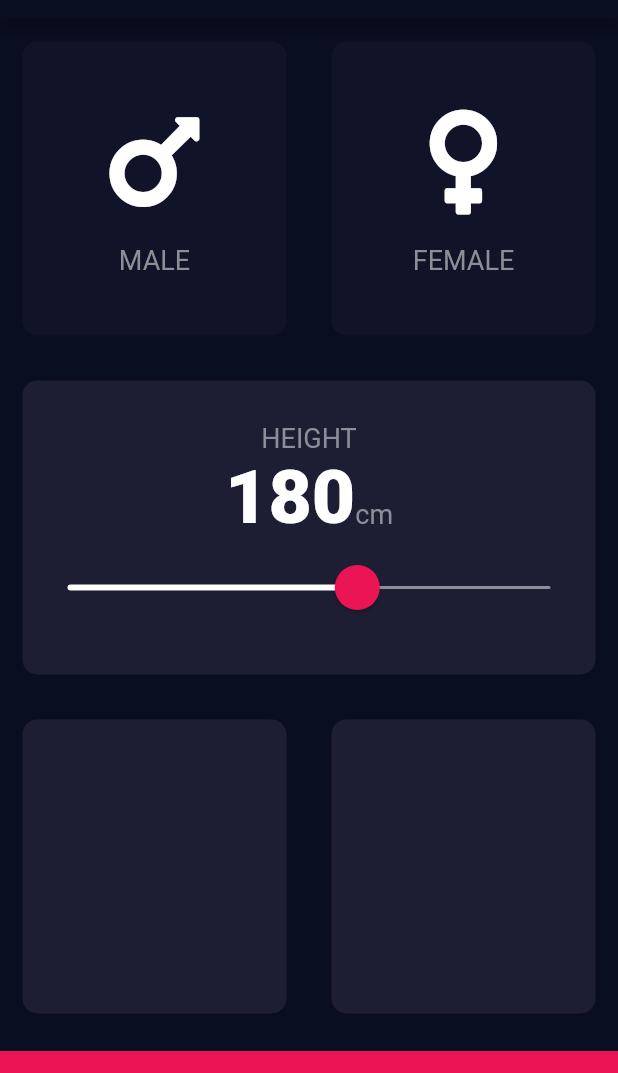
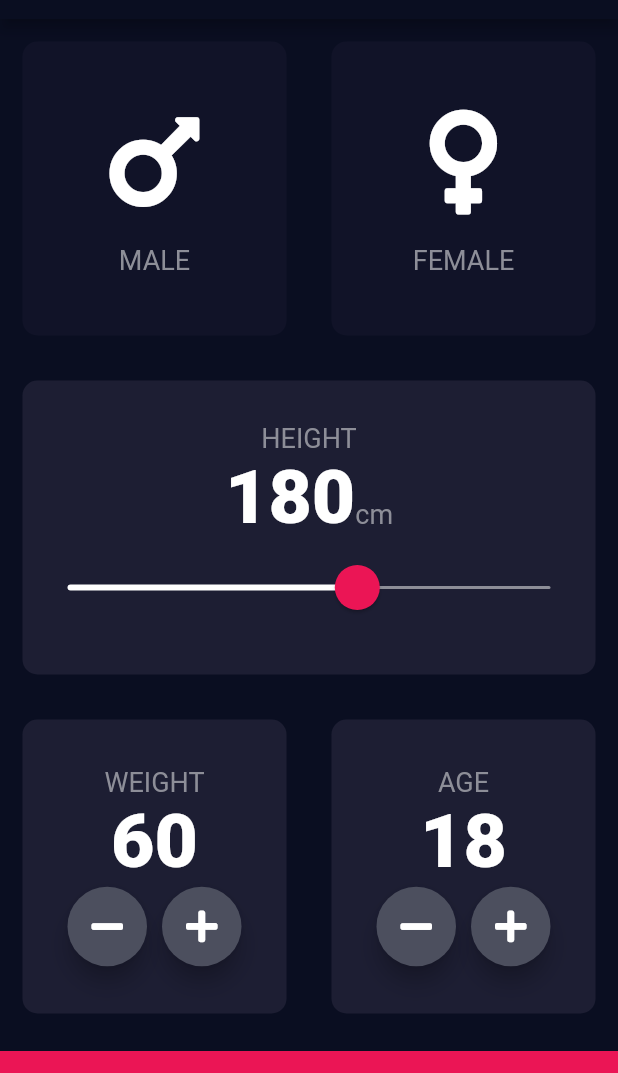
Before and after one commit to Azim87/bmi_calculator, a Flutter app: the screen it shows after launch, on a phone screen of 412 x 824 dp, the part 65-1138 px from its top. Run offline on Flutter 3.47's test engine with Material 2 defaults, Android fonts, the phone set to English and light mode, and no system bars; our stand-ins replace font_awesome_flutter.

Commit message:
added Weight and Age design

```diff
--- a/lib/input_page.dart
+++ b/lib/input_page.dart
@@ -1,5 +1,6 @@
 import 'package:bmi_calculator/gender.dart';
 import 'package:bmi_calculator/reusable_card.dart';
+import 'package:bmi_calculator/rounded_button.dart';
 import 'package:flutter/cupertino.dart';
 import 'package:flutter/material.dart';
 import 'package:font_awesome_flutter/font_awesome_flutter.dart';
@@ -15,6 +16,8 @@ class InputPage extends StatefulWidget {
 class _InputPageState extends State<InputPage> {
   Gender selectedGender;
   int _height = 180;
+  int _weight = 60;
+  int _age = 18;
 
   @override
   Widget build(BuildContext context) {
@@ -97,8 +100,10 @@ class _InputPageState extends State<InputPage> {
                               trackHeight: kSliderTrackHeight,
                               overlayColor: kSliderOverlayColor,
                               thumbColor: kSliderThumbColor,
-                              thumbShape: RoundSliderThumbShape(enabledThumbRadius: 15.0),
-                              overlayShape: RoundSliderOverlayShape(overlayRadius: 30.0)),
+                              thumbShape: RoundSliderThumbShape(
+                                  enabledThumbRadius: 15.0),
+                              overlayShape:
+                                  RoundSliderOverlayShape(overlayRadius: 30.0)),
                           child: Slider(
                             value: _height.toDouble(),
                             inactiveColor: kInactiveSliderColor,
@@ -122,10 +127,88 @@ class _InputPageState extends State<InputPage> {
             child: Row(
               children: <Widget>[
                 Expanded(
-                  child: ReusableCard(colour: kActiveCardColor),
+                  child: ReusableCard(
+                    colour: kActiveCardColor,
+                    cardWidget: Column(
+                      mainAxisAlignment: MainAxisAlignment.center,
+                      children: [
+                        Text(
+                          'WEIGHT',
+                          style: kLabelTextStyle,
+                        ),
+                        Text(
+                          _weight.toString(),
+                          style: kLabelTextStyleBig,
+                        ),
+                        Row(
+                          mainAxisAlignment: MainAxisAlignment.center,
+                          children: [
+                            CustomRoundButton(
+                              iconData: FontAwesomeIcons.minus,
+                              onPressed: () {
+                                setState(() {
+                                  _weight--;
+                                });
+                              },
+                            ),
+                            SizedBox(
+                              width: 10.0,
+                            ),
+                            CustomRoundButton(
+                              iconData: FontAwesomeIcons.plus,
+                              onPressed: () {
+                                setState(() {
+                                  _weight++;
+                                });
+                              },
+                            ),
+                          ],
+                        )
+                      ],
+                    ),
+                  ),
                 ),
                 Expanded(
-                  child: ReusableCard(colour: kActiveCardColor),
+                  child: ReusableCard(
+                    colour: kActiveCardColor,
+                    cardWidget: Column(
+                      mainAxisAlignment: MainAxisAlignment.center,
+                      children: [
+                        Text(
+                          'AGE',
+                          style: kLabelTextStyle,
+                        ),
+                        Text(
+                          _age.toString(),
+                          style: kLabelTextStyleBig,
+                        ),
+                        Row(
+                          mainAxisAlignment: MainAxisAlignment.center,
+                          children: [
+                            CustomRoundButton(
+                              iconData: FontAwesomeIcons.minus,
+                              onPressed: () {
+                                setState(() {
+                                  _age--;
+                                });
+                              },
+                            ),
+                            SizedBox(
+                              width: 10.0,
+                            ),
+                            CustomRoundButton(
+                              iconData: FontAwesomeIcons.plus,
+                              onPressed: () {
+                                setState(() {
+                                  _age++;
+                                });
+                              },
+                            ),
+                          ],
+                        )
+                      ],
+                    ),
+                  ),
                 ),
               ],
             ),
--- /dev/null
+++ b/lib/rounded_button.dart
@@ -0,0 +1,23 @@
+import 'package:flutter/material.dart';
+
+class CustomRoundButton extends StatelessWidget {
+  CustomRoundButton({this.iconData, this.onPressed});
+
+  final IconData iconData;
+  final Function onPressed;
+
+  @override
+  Widget build(BuildContext context) {
+    return RawMaterialButton(
+      child: Icon(iconData),
+      onPressed: onPressed,
+      elevation: 6.0,
+      constraints: BoxConstraints.tightFor(
+        width: 53.0,
+        height: 53.0
+      ),
+      shape: CircleBorder(),
+      fillColor: Color(0xFF4C4F5E),
+    );
+  }
+}
```
